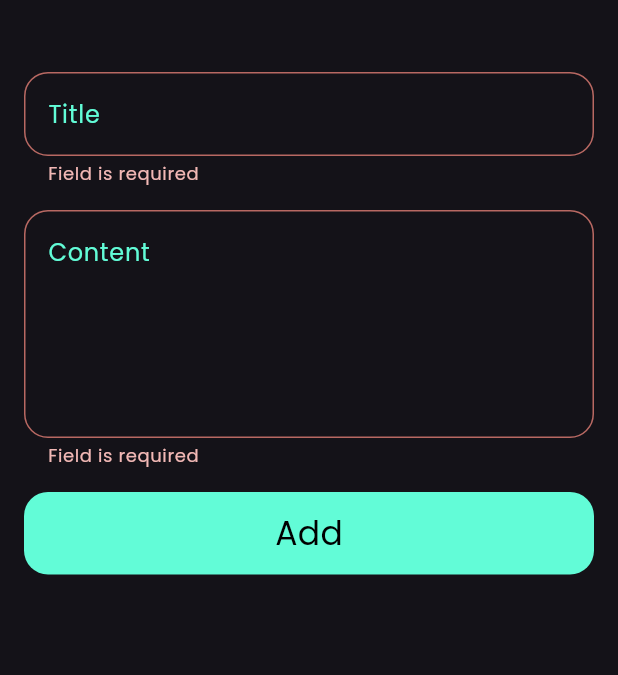
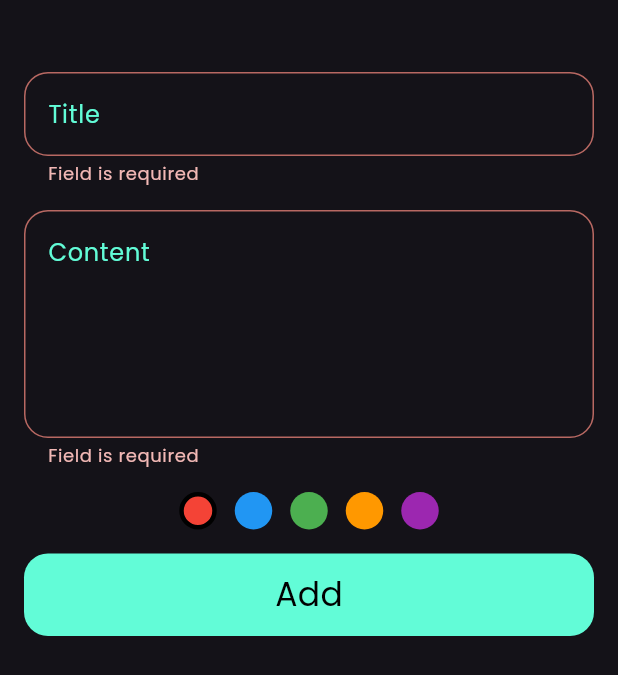
Before and after one commit to ziadel-kent/notes_app, a Flutter app: the AddNoteBottomSheet widget shown alone on an empty page, opened directly, after a tap on "Add", on a phone screen of 412 x 824 dp. Shown: the top 675 px of the screen. Run offline on Flutter 3.47's test engine with Material 3 defaults, Android fonts, the phone set to English and light mode, and no system bars; our stand-ins replace bloc, flutter_bloc, hive, hive_flutter, modal_progress_hud_nsn; accounts and stored records are empty.

Commit message:
choose add notes color

```diff
--- a/lib/views/widgets/add_note_bottom_sheet.dart
+++ b/lib/views/widgets/add_note_bottom_sheet.dart
@@ -25,7 +25,7 @@ class AddNoteBottomSheet extends StatelessWidget {
         },
         builder: (context, state) {
           return AbsorbPointer(
-            absorbing: false,
+            absorbing: state is AddNotesLoading ? true : false,
             child: Padding(
               padding: EdgeInsets.only(
                 right: 16,
--- a/lib/views/widgets/add_note_bottom_sheet_form.dart
+++ b/lib/views/widgets/add_note_bottom_sheet_form.dart
@@ -14,6 +14,16 @@ class _AddNoteFormState extends State<AddNoteForm> {
   final GlobalKey<FormState> formKey = GlobalKey();
 
   AutovalidateMode autovalidateMode = AutovalidateMode.disabled;
+
+  Color selectedColor = Colors.red;
+
+  final List<Color> colors = [
+    Colors.red,
+    Colors.blue,
+    Colors.green,
+    Colors.orange,
+    Colors.purple,
+  ];
 
   String? title, subTitle;
 
@@ -40,6 +50,36 @@ class _AddNoteFormState extends State<AddNoteForm> {
             },
           ),
           SizedBox(height: 16),
+          Row(
+            mainAxisAlignment: MainAxisAlignment.center,
+            children:
+                colors.map((color) {
+                  bool isSelected = selectedColor == color;
+
+                  return GestureDetector(
+                    onTap: () {
+                      setState(() {
+                        selectedColor = color;
+                      });
+                    },
+                    child: Container(
+                      margin: const EdgeInsets.symmetric(horizontal: 6),
+                      width: 25,
+                      height: 25,
+                      decoration: BoxDecoration(
+                        color: color,
+                        shape: BoxShape.circle,
+                        border:
+                            isSelected
+                                ? Border.all(color: Colors.black, width: 3)
+                                : null,
+                      ),
+                    ),
+                  );
+                }).toList(),
+          ),
+
+          SizedBox(height: 16),
           BlocBuilder<AddNotesCubit, AddNotesState>(
             builder: (context, state) {
               return CustomButton(
@@ -50,14 +90,13 @@ class _AddNoteFormState extends State<AddNoteForm> {
                     formKey.currentState!.save();
                     var noteModel = NotesModel(
                       title: title!,
-                      color: Colors.blue.value,
+                      color: selectedColor.value,
                       date: DateTime.now().toString(),
                       subTitle: subTitle!,
                     );
                     BlocProvider.of<AddNotesCubit>(context).addNote(noteModel);
                   } else {
                     autovalidateMode = AutovalidateMode.always;
-                    setState(() {});
                   }
                 },
               );
--- a/lib/views/widgets/custom_notes_item.dart
+++ b/lib/views/widgets/custom_notes_item.dart
@@ -29,7 +29,7 @@ class CustomNotesItem extends StatelessWidget {
           padding: EdgeInsets.only(left: 20, bottom: 20, top: 20),
           decoration: BoxDecoration(
             borderRadius: BorderRadius.circular(12),
-            color: Color(0xffFFCC80),
+            color: Color(notes.color),
           ),
           child: Column(
             crossAxisAlignment: CrossAxisAlignment.end,
```
